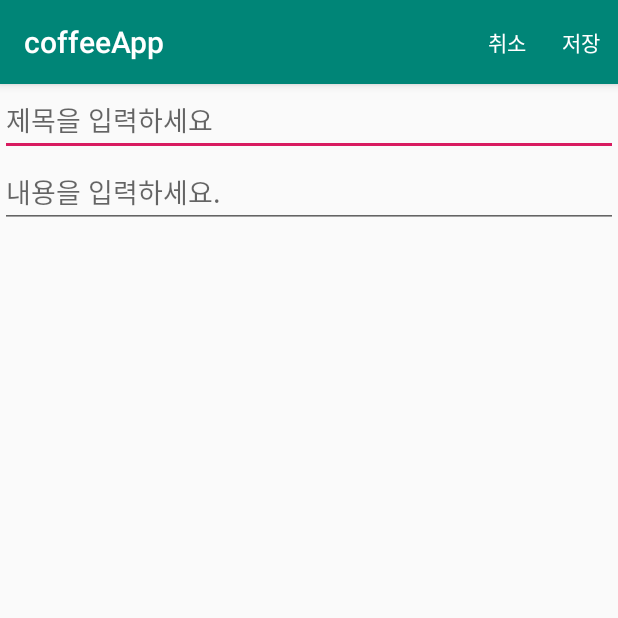
After one commit to yeonyang9421/CoffeeApp, an Android app: the Memo2Activity screen opened directly, with no data from a screen before it, on a phone screen of 412 x 824 dp, the top half of it. The commit adds this screen. Run offline under Robolectric (Android 15) with nearby library versions, the phone set to English and light mode, and no system bars.

Commit message:
10일차 메모장앱 연습문제 까지

```diff
--- a/app/src/main/java/kr/co/woobi/imyeon/coffeeapp/ListViewActivity.java
+++ b/app/src/main/java/kr/co/woobi/imyeon/coffeeapp/ListViewActivity.java
@@ -15,6 +15,7 @@ import android.widget.Toast;
 import org.w3c.dom.Text;
 
 import java.util.ArrayList;
+import java.util.Collections;
 import java.util.HashMap;
 import java.util.List;
 import java.util.Map;
@@ -39,8 +40,11 @@ public class ListViewActivity extends AppCompatActivity {
         addItem("Intent 기초2", "고객관리버튼 토스트로 넘기기", IntentExamActivity.class);
         addItem("Intent 응용", "회원가입", SignUpExamActivity.class);
         addItem("암시적 인텐트", "전화걸기", ImplicitActivity.class);
-        addItem("웹브라우저", "WebView", ImplicitActivity.class);
+        addItem("웹브라우저", "WebView", WebBrowserActivity.class);
         addItem("날씨앱", "모델클래스를 활용하여 BaseAdapter 연습", WeatherActivity.class);
+
+
+        Collections.reverse(mDataList);
 
 
         MyAdapter adapter = new MyAdapter(mDataList);
--- /dev/null
+++ b/app/src/main/java/kr/co/woobi/imyeon/coffeeapp/Memo2Activity.java
@@ -0,0 +1,63 @@
+package kr.co.woobi.imyeon.coffeeapp;
+
+import android.content.Intent;
+import android.support.annotation.Nullable;
+import android.support.v7.app.AppCompatActivity;
+import android.os.Bundle;
+import android.view.Menu;
+import android.view.MenuInflater;
+import android.view.MenuItem;
+import android.widget.EditText;
+
+import java.util.PropertyResourceBundle;
+
+public class Memo2Activity extends AppCompatActivity {
+    private EditText mEdtitTitle, mEditContent;
+
+    @Override
+    protected void onCreate(Bundle savedInstanceState) {
+        super.onCreate(savedInstanceState);
+        setContentView(R.layout.activity_memo2);
+
+        mEdtitTitle = findViewById(R.id.edit_title);
+        mEditContent = findViewById(R.id.edit_content);
+    }
+
+    //메뉴를 붙이는 부분
+    @Override
+    public boolean onCreateOptionsMenu(Menu menu) {
+        MenuInflater inflater = getMenuInflater();
+        inflater.inflate(R.menu.menu_memo2, menu);
+        return true;
+    }
+
+
+    //옵션메뉴 클릭시 이벤트 처리하기
+    @Override
+    public boolean onOptionsItemSelected(MenuItem item) {
+        switch (item.getItemId()) {
+            case R.id.action_save:
+                save();
+                return true;
+            case R.id.action_cancel:
+                cancel();
+                return true;
+            default:
+                return super.onOptionsItemSelected(item);
+        }
+    }
+
+    private void cancel() {
+        setResult(RESULT_CANCELED);
+        finish();
+    }
+
+    private void save() {
+        Intent intent = new Intent();
+        intent.putExtra("title", mEdtitTitle.getText().toString());
+        intent.putExtra("content", mEditContent.getText().toString());
+        setResult(RESULT_OK, intent);
+        finish();
+    }
+
+}
--- /dev/null
+++ b/app/src/main/res/layout/activity_memo2.xml
@@ -0,0 +1,23 @@
+<?xml version="1.0" encoding="utf-8"?>
+<LinearLayout xmlns:android="http://schemas.android.com/apk/res/android"
+    xmlns:app="http://schemas.android.com/apk/res-auto"
+    xmlns:tools="http://schemas.android.com/tools"
+    android:layout_width="match_parent"
+    android:layout_height="match_parent"
+    tools:context=".Memo2Activity"
+    android:orientation="vertical">
+
+    <EditText
+        android:hint="제목을 입력하세요"
+        android:id="@+id/edit_title"
+        android:layout_width="match_parent"
+        android:layout_height="wrap_content"
+        android:maxLines="1"/>
+
+    <EditText
+        android:id="@+id/edit_content"
+        android:layout_width="match_parent"
+        android:layout_height="wrap_content"
+        android:hint="내용을 입력하세요."/>
+
+</LinearLayout>
--- a/app/src/main/res/layout/activity_weather.xml
+++ b/app/src/main/res/layout/activity_weather.xml
@@ -6,6 +6,11 @@
     android:layout_height="match_parent"
     tools:context=".WeatherActivity"
     android:orientation="vertical">
+
+    <Spinner
+        android:id="@+id/spinner"
+        android:layout_width="match_parent"
+        android:layout_height="wrap_content"/>
 
     <ListView
         android:id="@+id/listview_weather"
--- /dev/null
+++ b/app/src/main/res/menu/menu_memo2.xml
@@ -0,0 +1,13 @@
+<?xml version="1.0" encoding="utf-8"?>
+<menu xmlns:android="http://schemas.android.com/apk/res/android"
+    xmlns:app="http://schemas.android.com/apk/res-auto">
+
+    <item
+        android:id="@+id/action_cancel"
+        android:title="취소"
+        app:showAsAction="always" />
+    <item
+        android:id="@+id/action_save"
+        android:title="저장"
+        app:showAsAction="always" />
+</menu>
--- a/app/src/main/res/values/strings.xml
+++ b/app/src/main/res/values/strings.xml
@@ -1,4 +1,5 @@
 <resources>
     <string name="app_name">coffeeApp</string>
     <string name="title_activity_implicit">ImplicitActivity</string>
+    <string name="title_activity_memo">MemoActivity</string>
 </resources>
```
Also changed, not shown: app/src/main/AndroidManifest.xml (+11 -0 lines), app/src/main/java/kr/co/woobi/imyeon/coffeeapp/MemoActivity.java (added, +76 -0 lines), app/src/main/java/kr/co/woobi/imyeon/coffeeapp/WeatherActivity.java (+8 -0 lines), app/src/main/java/kr/co/woobi/imyeon/coffeeapp/adapters/MemoAdapter.java (added, +87 -0 lines), app/src/main/java/kr/co/woobi/imyeon/coffeeapp/models/Memo.java (added, +27 -0 lines), app/src/main/res/layout/activity_memo.xml (added, +33 -0 lines), app/src/main/res/layout/content_memo.xml (added, +16 -0 lines), app/src/main/res/layout/item_memo.xml (added, +18 -0 lines).
